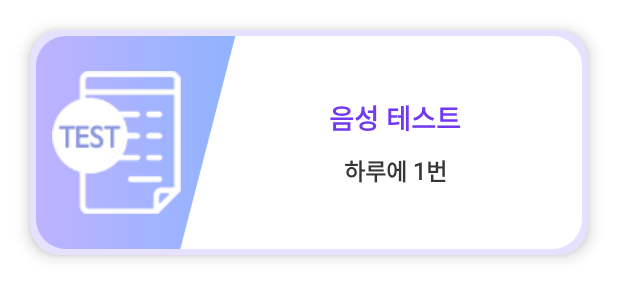
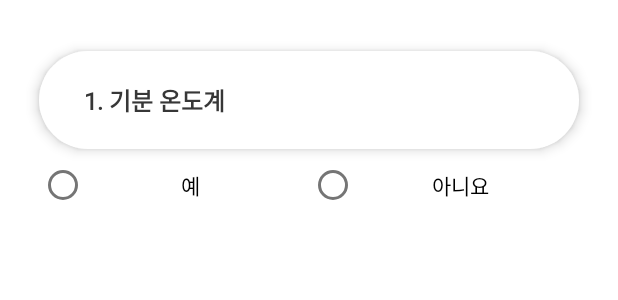
Before and after one commit to Megaworks/EMA-APP, an Android app: the layout fragment_short_answer_yn_item.xml on its own in the app's theme, with its tools: preview values and no code run, on a phone screen of 412 x 824 dp. Shown: the top 300 px of the screen. Run offline under Robolectric (Android 15) with nearby library versions, the phone set to English and light mode, and no system bars.

Commit message:
Feat : 설문 조사 유형 추가(Y or N)

```diff
--- a/app/src/main/res/layout/fragment_short_answer_yn_item.xml
+++ b/app/src/main/res/layout/fragment_short_answer_yn_item.xml
@@ -1,90 +1,77 @@
 <?xml version="1.0" encoding="utf-8"?>
 <LinearLayout xmlns:android="http://schemas.android.com/apk/res/android"
+    xmlns:app="http://schemas.android.com/apk/res-auto"
+    xmlns:tools="http://schemas.android.com/tools"
     android:id="@+id/root"
-    android:layout_width="wrap_content"
+    android:layout_width="match_parent"
     android:layout_height="wrap_content"
-    android:orientation="horizontal">
+    android:orientation="vertical">
 
-    <FrameLayout
-        android:id="@+id/frameLayout"
+    <LinearLayout
+        android:id="@+id/survey_box"
         android:layout_width="match_parent"
-        android:layout_height="150dp"
-        android:layout_marginHorizontal="20dp"
-        android:layout_margin="20dp"
-        android:layout_weight="1"
-        android:background="@drawable/bg_layout_3"
-        android:clipToOutline="true"
-        android:elevation="6dp">
+        android:layout_height="65dp"
+        android:layout_marginHorizontal="26dp"
+        android:layout_marginTop="34dp"
+        android:background="@drawable/bg_layout_white_radius"
+        android:elevation="5dp"
+        android:orientation="horizontal">
 
-        <!-- 테두리 있는 배경 만들기 -->
-        <FrameLayout
+        <TextView
+            android:id="@+id/survey"
             android:layout_width="match_parent"
-            android:layout_height="match_parent">
+            android:layout_height="match_parent"
+            android:layout_marginLeft="30dp"
+            android:layout_marginRight="30dp"
+            android:layout_weight="1"
+            android:gravity="left|center_vertical"
+            android:text="1. 기분 온도계"
+            android:textColor="@color/black3"
+            android:textSize="16dp"
+            android:textStyle="bold" />
 
-            <!-- 테두리인 척하는 배경색 -->
-            <!-- 안에 배경색 (margin값으로 바깥쪽이 테두리처럼 보이게) -->
-            <FrameLayout
-                android:id="@+id/marginViewAM"
-                android:layout_width="match_parent"
-                android:layout_height="match_parent"
-                android:layout_margin="4dp"
-                android:background="@drawable/bg_layout_3"
-                android:clipToOutline="true">
+    </LinearLayout>
 
-                <ImageView
-                    android:id="@+id/am_banner_bg"
-                    android:layout_width="match_parent"
-                    android:layout_height="match_parent"
-                    android:scaleType="fitXY"
-                    android:src="@drawable/main_banner_bg" />
-            </FrameLayout>
+    <LinearLayout
+        android:layout_width="match_parent"
+        android:layout_height="wrap_content"
+        android:layout_marginHorizontal="26dp"
+        android:elevation="5dp"
+        android:paddingBottom="20dp"
+        android:orientation="horizontal" >
 
-        </FrameLayout>
+        <RadioGroup
+            android:id="@+id/radio_group"
+            android:layout_width="match_parent"
+            android:layout_height="wrap_content"
+            android:orientation="horizontal"
+            app:layout_constraintBottom_toBottomOf="parent"
+            app:layout_constraintEnd_toEndOf="parent"
+            app:layout_constraintStart_toStartOf="parent"
+            app:layout_constraintTop_toTopOf="parent">
 
-        <LinearLayout
-            android:id="@+id/am_banner_contents"
-            android:layout_width="match_parent"
-            android:layout_height="match_parent">
-
-            <ImageView
+            <RadioButton
+                android:id="@+id/radio_button_yes"
                 android:layout_width="0dp"
                 android:layout_height="wrap_content"
-                android:layout_gravity="left|center"
-                android:layout_weight="1.8"
-                android:gravity="center_vertical"
-                android:src="@drawable/test_icon" />
+                android:layout_marginEnd="10dp"
+                android:layout_weight="5"
+                android:gravity="center"
+                android:text="예" />
 
-            <LinearLayout
+            <RadioButton
+                android:id="@+id/radio_button_no"
                 android:layout_width="0dp"
-                android:layout_height="match_parent"
-                android:layout_weight="4"
+                android:layout_height="wrap_content"
+
+                android:layout_marginEnd="10dp"
+                android:layout_weight="5"
                 android:gravity="center"
-                android:orientation="vertical">
+                android:text="아니요" />
 
-                <TextView
-                    android:id="@+id/surveyQuestion"
-                    android:layout_width="match_parent"
-                    android:layout_height="wrap_content"
-                    android:gravity="center"
-                    android:text="음성 테스트"
-                    android:textColor="@color/title_color_purple1_1"
-                    android:textSize="18dp"
-                    android:textStyle="bold" />
+        </RadioGroup>
 
-                <TextView
-                    android:layout_width="match_parent"
-                    android:layout_height="wrap_content"
-                    android:layout_marginTop="10dp"
-                    android:gravity="center"
-                    android:includeFontPadding="false"
-                    android:text="하루에 1번"
-                    android:textColor="@color/black3"
-                    android:textSize="15dp"
-                    android:textStyle="bold" />
 
-            </LinearLayout>
+    </LinearLayout>
 
-        </LinearLayout>
-
-    </FrameLayout>
 </LinearLayout>
```
Also changed, not shown: app/src/main/java/ai/megaworks/ema/layout/ShortAnswerYNItemFragment.java (+7 -38 lines), app/src/main/java/ai/megaworks/ema/user/SurveyActivity.java (+7 -0 lines).
